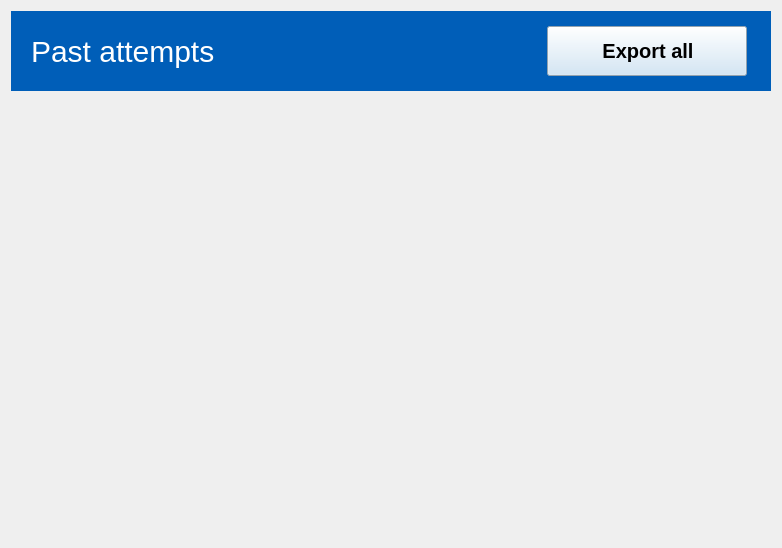
MotionInput/Team14-CopyClare, file copyclare/ui/past_attempts_banner.ui: the form before one commit.
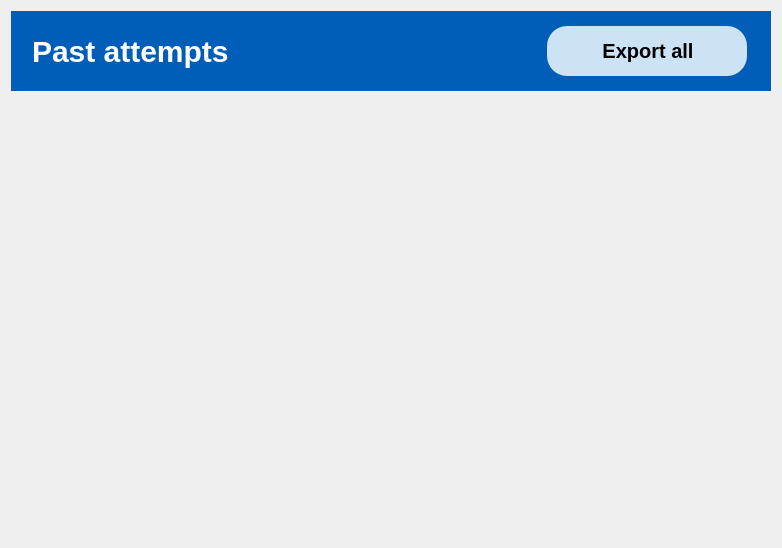
The form after the commit.

Commit message: Font, button, etc. changes

Patch:
```diff
--- a/copyclare/ui/past_attempts_banner.ui
+++ b/copyclare/ui/past_attempts_banner.ui
@@ -50,6 +50,14 @@
      <layout class="QHBoxLayout" name="horizontalLayout">
       <item>
        <widget class="QLabel" name="label">
+        <property name="font">
+         <font>
+          <family>Arial</family>
+          <pointsize>-1</pointsize>
+          <weight>75</weight>
+          <bold>true</bold>
+         </font>
+        </property>
         <property name="text">
          <string>Past attempts</string>
         </property>
@@ -71,13 +79,16 @@
         </property>
         <property name="font">
          <font>
+          <family>Arial</family>
           <pointsize>-1</pointsize>
           <weight>75</weight>
           <bold>true</bold>
          </font>
         </property>
         <property name="styleSheet">
-         <string notr="true">background-color: #CCE3F5;
+         <string notr="true">
+         border-radius:20px;
+         background-color: #CCE3F5;
 color: rgb(0, 0, 0);
 font-size: 20px;
 padding-right: 0px;</string>
```
Left out of the diff: 4 changed lines with no effect on the pictures. The commit also changes 11 other files.
